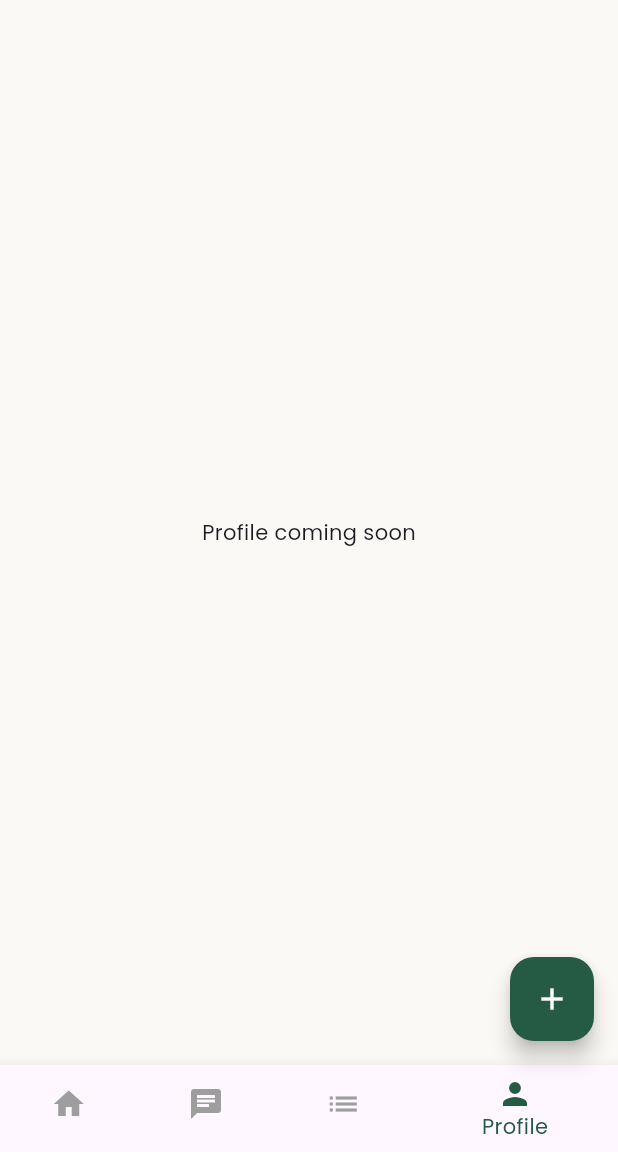
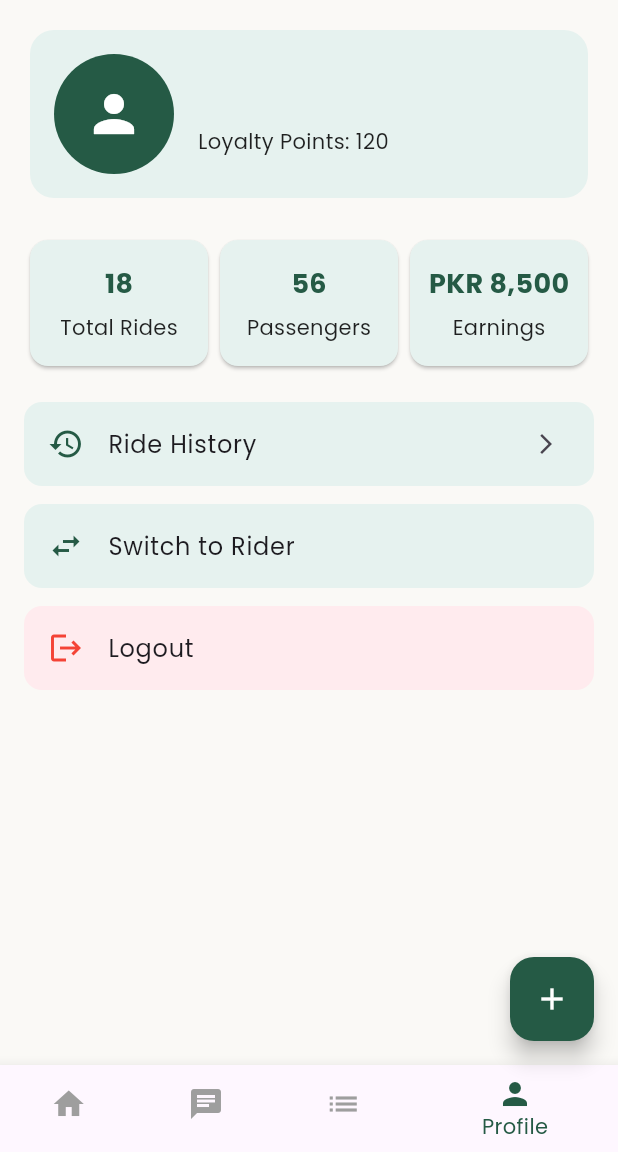
Before and after one commit to alibassam24/Carpool, a Flutter app: the CarpoolerHomeScreen screen opened by its route, item 4 of the bottom bar chosen, on a phone screen of 412 x 824 dp, the part 84-1236 px from its top. Run offline on Flutter 3.47's test engine with Material 3 defaults, Android fonts, the phone set to English and light mode, and no system bars; our stand-ins replace get, get_storage, google_fonts, image_picker, lottie, shared_preferences; accounts and stored records are empty.

Commit message:
ride history tab +1

```diff
--- a/lib/routes/app_routes.dart
+++ b/lib/routes/app_routes.dart
@@ -1,3 +1,5 @@
+import 'package:carpool_connect/tabs/ride_history_tab.dart';
+
 import '../screens/carpooler/carpooler_signup.dart';
 import '../screens/carpooler/verification_pending_screen.dart';
 import 'package:get/get.dart';
@@ -19,7 +21,7 @@ class AppRoutes {
   static const carpoolerHome = '/carpooler_home';
   static const riderHome = '/rider_home';
   static const verificationPending = '/verification_pending';
-
+  static const rideHistory='/ride_history';
   static final routes = [
     GetPage(
       name: splash,
@@ -75,5 +77,11 @@ class AppRoutes {
       transition: Transition.zoom,
       transitionDuration: const Duration(milliseconds: 400),
     ),
+    GetPage(
+      name: rideHistory,
+      page: () => const RideHistoryScreen(),
+      transition: Transition.fadeIn,
+      transitionDuration: const Duration(milliseconds: 500),
+    ),
   ];
 }
--- a/lib/screens/carpooler/carpooler_home_screen.dart
+++ b/lib/screens/carpooler/carpooler_home_screen.dart
@@ -1,6 +1,8 @@
 import 'package:carpool_connect/controllers/ride_controller.dart';
+import 'package:carpool_connect/tabs/carpooler_profile_tab.dart';
 import 'package:carpool_connect/services/ride_service.dart';
 import 'package:carpool_connect/services/user_service.dart';
+import 'package:carpool_connect/tabs/ride_history_tab.dart';
 import 'package:carpool_connect/widgets/create_ride_widget.dart';
 import 'package:carpool_connect/models/ride_model.dart';
 import 'package:carpool_connect/widgets/ride_details.dart';
@@ -26,7 +28,7 @@ class _CarpoolerHomeScreenState extends State<CarpoolerHomeScreen> {
   const HomeTab(),
   const Center(child: Text("Chats coming soon")),
   const RequestsTab(),   // ✅ now uses the real tab
-  const Center(child: Text("Profile coming soon")),
+  const CarpoolerProfileTab(),
 ];
 
   void _openCreateRideSheet() {
@@ -985,7 +987,12 @@ class AppDrawer extends StatelessWidget {
           ListTile(
             leading: const Icon(Icons.history),
             title: const Text("Ride History"),
-            onTap: () {},
+            onTap: () {
+    Navigator.push(
+      context,
+      MaterialPageRoute(builder: (context) => const RideHistoryScreen()),
+    );
+  },
           ),
           ListTile(
             leading: const Icon(Icons.swap_horiz),
--- a/lib/services/user_service.dart
+++ b/lib/services/user_service.dart
@@ -36,6 +36,14 @@ class UserService {
     email: 'driver@example.com',
     password: 'driver123',
   ),
+  DummyUser(
+    id: '2',
+    name: 'Ahmed Driver',
+    role: 'Rider',
+    email: 'rider2@example.com',
+    password: 'driver123',
+
+  ),
 ];
   static DummyUser? authenticate(String email, String password) {
   try {
--- /dev/null
+++ b/lib/tabs/carpooler_profile_tab.dart
@@ -0,0 +1,141 @@
+import 'package:flutter/material.dart';
+import 'package:get/get.dart';
+import 'package:get_storage/get_storage.dart';
+
+final box = GetStorage();
+
+class CarpoolerProfileTab extends StatelessWidget {
+  const CarpoolerProfileTab({super.key});
+
+  @override
+  Widget build(BuildContext context) {
+    final String userName = box.read('userName') ?? 'John Doe';
+    final int loyaltyPoints = box.read('loyaltyPoints') ?? 120;
+    final int totalRides = box.read('totalRides') ?? 18;
+
+    return Scaffold(
+      backgroundColor: const Color(0xFFFAF9F6),
+      body: SingleChildScrollView(
+        padding: const EdgeInsets.all(16),
+        child: Column(
+          children: [
+            // User Header
+            Card(
+              shape: RoundedRectangleBorder(borderRadius: BorderRadius.circular(16)),
+              color: const Color(0xFFE6F2EF),
+              elevation: 0,
+              child: Padding(
+                padding: const EdgeInsets.all(16),
+                child: Row(
+                  children: [
+                    CircleAvatar(
+                      radius: 40,
+                      backgroundColor: const Color(0xFF255A45),
+                      child: const Icon(Icons.person, size: 40, color: Colors.white),
+                    ),
+                    const SizedBox(width: 16),
+                    Expanded(
+                      child: Column(
+                        crossAxisAlignment: CrossAxisAlignment.start,
+                        children: [
+                          Text(
+                            userName,
+                            style: const TextStyle(
+                              fontSize: 20,
+                              fontWeight: FontWeight.bold,
+                              color: Color(0xFF255A45),
+                            ),
+                          ),
+                          const SizedBox(height: 8),
+                          Text(
+                            "Loyalty Points: $loyaltyPoints",
+                            style: const TextStyle(color: Colors.black87),
+                          ),
+                        ],
+                      ),
+                    ),
+                  ],
+                ),
+              ),
+            ),
+            const SizedBox(height: 20),
+
+            // Stats Row
+            Row(
+              mainAxisAlignment: MainAxisAlignment.spaceEvenly,
+              children: [
+                _buildStatCard("Total Rides", "$totalRides"),
+                _buildStatCard("Passengers", "56"),
+                _buildStatCard("Earnings", "PKR 8,500"),
+              ],
+            ),
+            const SizedBox(height: 20),
+
+            // Ride History
+            ListTile(
+              shape: RoundedRectangleBorder(borderRadius: BorderRadius.circular(12)),
+              tileColor: const Color(0xFFE6F2EF),
+              leading: const Icon(Icons.history, color: Color(0xFF255A45)),
+              title: const Text("Ride History"),
+              trailing: const Icon(Icons.arrow_forward_ios, size: 16),
+              onTap: () {
+                Get.toNamed('/ride_history');
+              },
+            ),
+            const SizedBox(height: 12),
+
+            // Switch to Rider
+            ListTile(
+              shape: RoundedRectangleBorder(borderRadius: BorderRadius.circular(12)),
+              tileColor: const Color(0xFFE6F2EF),
+              leading: const Icon(Icons.swap_horiz, color: Color(0xFF255A45)),
+              title: const Text("Switch to Rider"),
+              onTap: () {
+                Get.offAllNamed('/rider_home');
+              },
+            ),
+            const SizedBox(height: 12),
+
+            // Logout
+            ListTile(
+              shape: RoundedRectangleBorder(borderRadius: BorderRadius.circular(12)),
+              tileColor: Colors.red.shade50,
+              leading: const Icon(Icons.logout, color: Colors.red),
+              title: const Text("Logout"),
+              onTap: () {
+                box.erase(); // clears local storage
+                Get.offAllNamed('/login');
+              },
+            ),
+          ],
+        ),
+      ),
+    );
+  }
+
+  Widget _buildStatCard(String label, String value) {
+    return Expanded(
+      child: Card(
+        shape: RoundedRectangleBorder(borderRadius: BorderRadius.circular(12)),
+        color: const Color(0xFFE6F2EF),
+        child: Padding(
+          padding: const EdgeInsets.symmetric(vertical: 16, horizontal: 8),
+          child: Column(
+            children: [
+              Text(
+                value,
+                style: const TextStyle(
+                  fontSize: 18,
+                  fontWeight: FontWeight.bold,
+                  color: Color(0xFF255A45),
+                ),
+              ),
+              const SizedBox(height: 6),
+              Text(label, style: const TextStyle(color: Colors.black87)),
+            ],
+          ),
+        ),
+      ),
+    );
+  }
+}
```
Also changed, not shown: lib/tabs/ride_history_tab.dart (added, +78 -0 lines).
